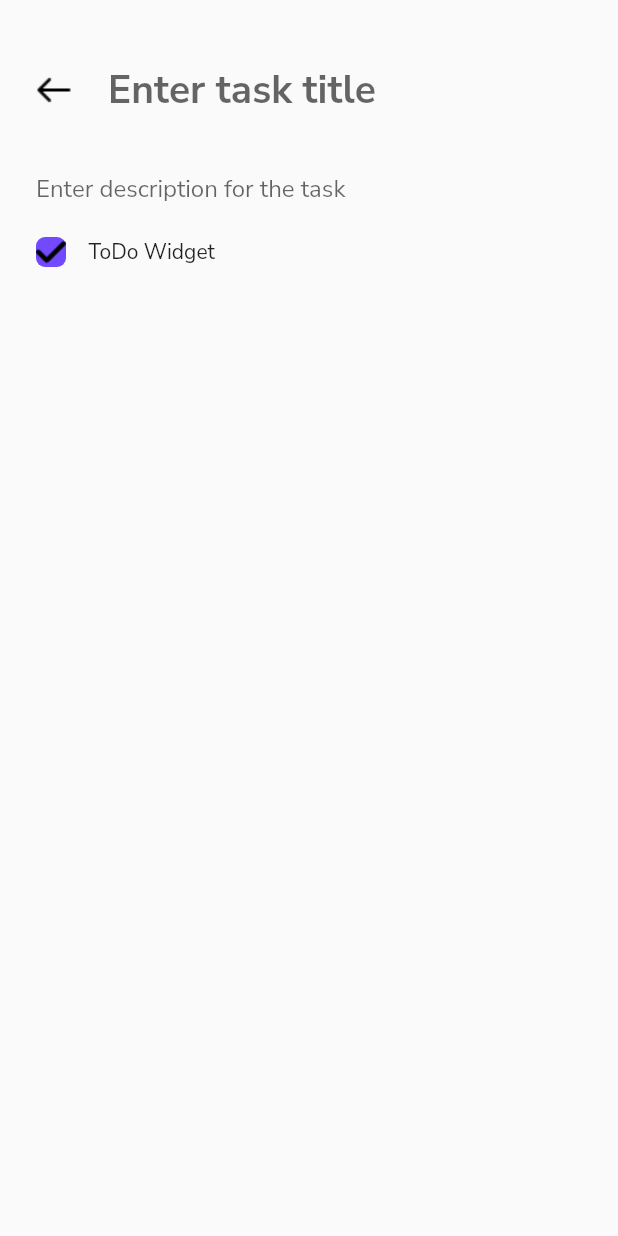
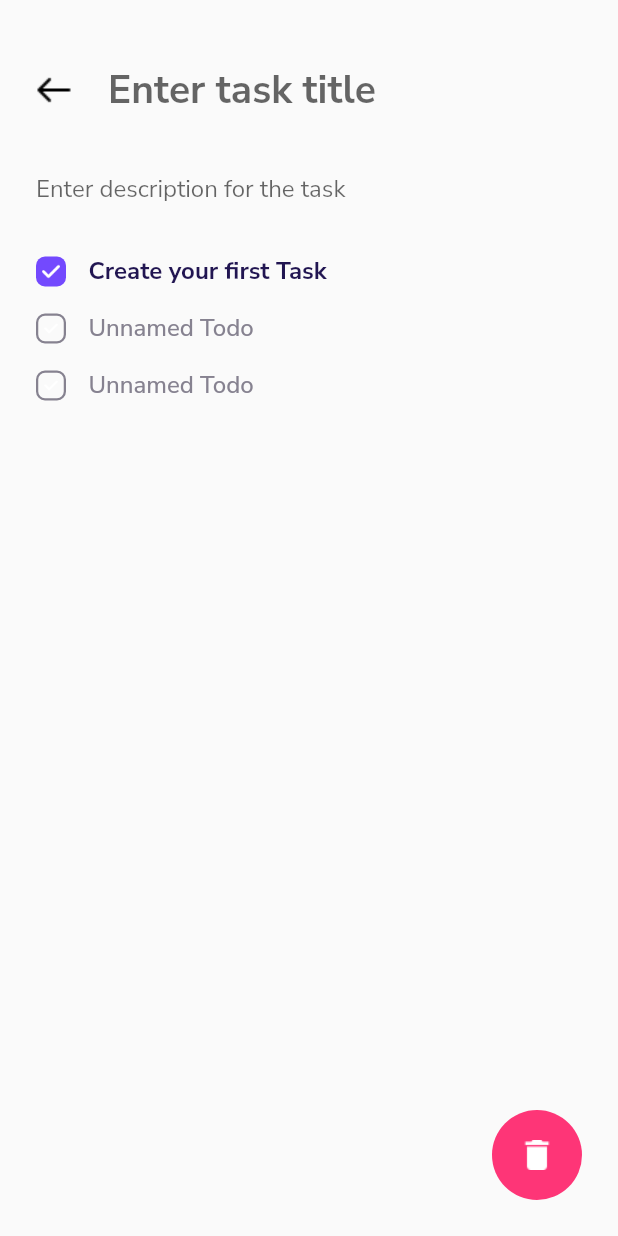
Before and after one commit to imasha-senarath/todo-app, a Flutter app: the TaskPage screen opened directly, on a phone screen of 412 x 824 dp. Run offline on Flutter 3.47's test engine with Material 2 defaults, Android fonts, the phone set to English and light mode, and no system bars; our stand-ins replace fluttertoast, google_fonts, sqflite; accounts and stored records are empty.

Commit message:
Database integration.

```diff
--- /dev/null
+++ b/lib/database_helper.dart
@@ -0,0 +1,39 @@
+import 'package:flutter/material.dart';
+import 'package:fluttertoast/fluttertoast.dart';
+import 'package:path/path.dart';
+import 'package:sqflite/sqflite.dart';
+
+import 'models/task.dart';
+
+class DatabaseHelper {
+  Future<Database> database() async {
+    return openDatabase(
+      join(await getDatabasesPath(), 'todo.db'),
+      onCreate: (db, version) {
+        // Run the CREATE TABLE statement on the database.
+        return db.execute(
+          'CREATE TABLE tasks(id INTEGER PRIMARY KEY, title TEXT, description TEXT)',
+        );
+      },
+      version: 1,
+    );
+  }
+
+  Future<void> insertTask(Task task) async {
+    Database db = await database();
+    await db.insert('tasks', task.toMap(),
+        conflictAlgorithm: ConflictAlgorithm.replace);
+  }
+
+  Future<List<Task>> getTasks() async {
+    Database db = await database();
+    final List<Map<String, dynamic>> taskMap = await db.query('tasks');
+    return List.generate(taskMap.length, (index) {
+      return Task(
+        id: taskMap[index]['id'],
+        title: taskMap[index]['title'],
+        description: taskMap[index]['description'],
+      );
+    });
+  }
+}
--- /dev/null
+++ b/lib/models/task.dart
@@ -0,0 +1,20 @@
+class Task {
+  final int? id;
+  final String title;
+  final String description;
+
+  const Task({this.id, required this.title, required this.description});
+
+  Map<String, dynamic> toMap() {
+    return {
+      'id': id,
+      'title': title,
+      'description': description
+     };
+  }
+
+  @override
+  String toString() {
+    return 'Task{id: $id, title: $title, description: $description}';
+  }
+}
--- a/lib/screens/taskpage.dart
+++ b/lib/screens/taskpage.dart
@@ -1,5 +1,10 @@
+import 'package:flutter/foundation.dart';
 import 'package:flutter/material.dart';
+import 'package:fluttertoast/fluttertoast.dart';
 import 'package:todo_app/widgets.dart';
+
+import '../database_helper.dart';
+import '../models/task.dart';
 
 class TaskPage extends StatefulWidget {
   const TaskPage({Key? key}) : super(key: key);
@@ -14,13 +19,15 @@ class _TaskPageState extends State<TaskPage> {
     return Scaffold(
       body: SafeArea(
         child: Container(
-            child: Column(
+            child: Stack(
+          children: [
+            Column(
               crossAxisAlignment: CrossAxisAlignment.start,
               children: [
                 Padding(
                   padding: const EdgeInsets.only(
                     top: 24.0,
-                    bottom: 6.0
+                    bottom: 6.0,
                   ),
                   child: Row(
                     children: [
@@ -37,13 +44,38 @@ class _TaskPageState extends State<TaskPage> {
                           ),
                         ),
                       ),
-                      const Expanded(
+                      Expanded(
                         child: TextField(
-                          decoration: InputDecoration(
+                          onSubmitted: (value) async {
+                            if (value != "") {
+                              DatabaseHelper dbHelper = DatabaseHelper();
+
+                              Task newTask = Task(
+                                title: value,
+                                description: '',
+                              );
+
+                              try {
+                                await dbHelper.insertTask(newTask);
+                                Fluttertoast.showToast(
+                                  msg: 'Task added successfully',
+                                  toastLength: Toast.LENGTH_SHORT,
+                                  gravity: ToastGravity.BOTTOM,
+                                  backgroundColor: Colors.black,
+                                  textColor: Colors.white,
+                                );
+                              } catch (e) {
+                                if (kDebugMode) {
+                                  print('[test66] $e');
+                                }
+                              }
+                            }
+                          },
+                          decoration: const InputDecoration(
                             hintText: "Enter task title",
                             border: InputBorder.none,
                           ),
-                          style: TextStyle(
+                          style: const TextStyle(
                             fontSize: 26.0,
                             fontWeight: FontWeight.bold,
                             color: Color(0xFF211551),
@@ -53,17 +85,53 @@ class _TaskPageState extends State<TaskPage> {
                     ],
                   ),
                 ),
-                const TextField(
+                const Padding(
+                  padding: EdgeInsets.only(
+                    bottom: 12.0,
+                  ),
+                  child: TextField(
                     decoration: InputDecoration(
                         hintText: "Enter description for the task",
                         border: InputBorder.none,
                         contentPadding: EdgeInsets.symmetric(
                           horizontal: 24.0,
-
-                      )
+                        )),
                   ),
                 ),
+                const TodoWidget(
+                  text: "Create your first Task",
+                  isDone: true,
+                ),
                 const TodoWidget(),
+                const TodoWidget(),
+              ],
+            ),
+            Positioned(
+              bottom: 24.0,
+              right: 24.0,
+              child: GestureDetector(
+                onTap: () {
+                  Navigator.push(
+                    context,
+                    MaterialPageRoute(builder: (context) => const TaskPage()),
+                  );
+                },
+                child: Container(
+                  width: 60.0,
+                  height: 60.0,
+                  decoration: BoxDecoration(
+                      color: const Color(0xFFFE3577),
+                      borderRadius: BorderRadius.circular(60.0)),
+                  child: const Padding(
+                    padding: EdgeInsets.all(20.0),
+                    child: Image(
+                      image: AssetImage("assets/images/delete_icon.png"),
+                      color: Color(0xFFFFFFFF),
+                    ),
+                  ),
+                ),
+              ),
+            )
           ],
         )),
       ),
--- a/lib/widgets.dart
+++ b/lib/widgets.dart
@@ -1,9 +1,9 @@
 import 'package:flutter/material.dart';
 
 class TaskCardWidget extends StatelessWidget {
-  final String title, desc;
+  final String? title, desc;
 
-  const TaskCardWidget({Key? key, required this.title, required this.desc})
+  const TaskCardWidget({Key? key, this.title, this.desc})
       : super(key: key);
 
   @override
@@ -50,34 +50,52 @@ class TaskCardWidget extends StatelessWidget {
 }
 
 class TodoWidget extends StatelessWidget {
-  const TodoWidget({Key? key}) : super(key: key);
+  final String text;
+  final bool isDone;
+
+  const TodoWidget({Key? key, this.text = "Unnamed Todo", this.isDone = false})
+      : super(key: key);
 
   @override
   Widget build(BuildContext context) {
     return Container(
-      padding: EdgeInsets.symmetric(
-        horizontal: 24.0,
-        vertical: 8.0
-      ),
+      padding: const EdgeInsets.symmetric(horizontal: 24.0, vertical: 8.0),
       child: Row(
         children: [
           Container(
             width: 20.0,
             height: 20.0,
-            margin: EdgeInsets.only(
-              right: 15.0
+            margin: const EdgeInsets.only(
+              right: 15.0,
             ),
             decoration: BoxDecoration(
-              color: const Color(0xFF7349FE),
-              borderRadius: BorderRadius.circular(6.0)
+              color: isDone ? const Color(0xFF7349FE) : Colors.transparent,
+              borderRadius: BorderRadius.circular(6.0),
+              border: isDone
+                  ? null
+                  : Border.all(
+                      color: const Color(0xFF868290),
+                      width: 1.5,
+                    ),
             ),
-            child: const Image(
-              image: AssetImage(
-                'assets/images/check_icon.png',
-              )
+            child: const Padding(
+              padding: EdgeInsets.all(4.0),
+              child: Image(
+                image: AssetImage(
+                  'assets/images/check_icon.png',
+                ),
+                color: Color(0xFFFFFFFF),
+              ),
             ),
           ),
-          const Text("ToDo Widget"),
+          Text(
+            text,
+            style: TextStyle(
+              color: isDone ? const Color(0xFF211551) : const Color(0xFF868290),
+              fontSize: 16.0,
+              fontWeight: isDone ? FontWeight.bold : FontWeight.w500,
+            ),
+          ),
         ],
       ),
     );
--- a/pubspec.yaml
+++ b/pubspec.yaml
@@ -36,6 +36,10 @@ dependencies:
   # Use with the CupertinoIcons class for iOS style icons.
   cupertino_icons: ^1.0.2
   google_fonts: ^4.0.4
+
+  sqflite:
+  path:
+  fluttertoast:
 
 dev_dependencies:
   flutter_test:
```
Also changed, not shown: lib/screens/homepage.dart (+45 -33 lines), pubspec.lock, 1 other file. Lines whose indentation alone changed are shown as unchanged.
